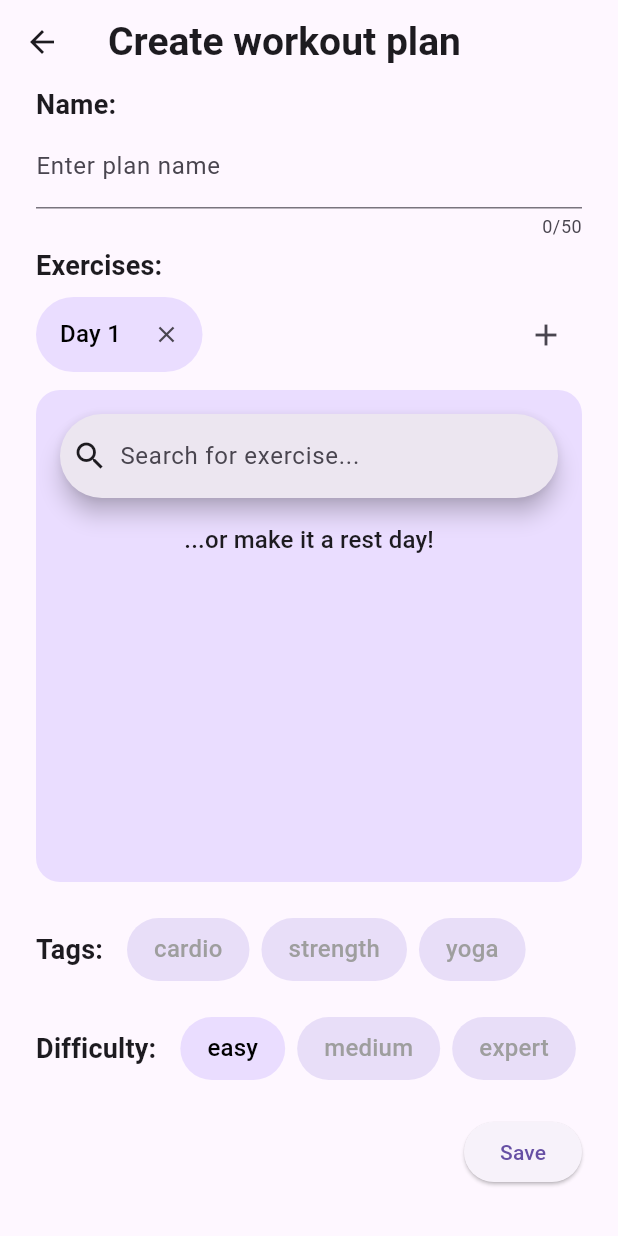
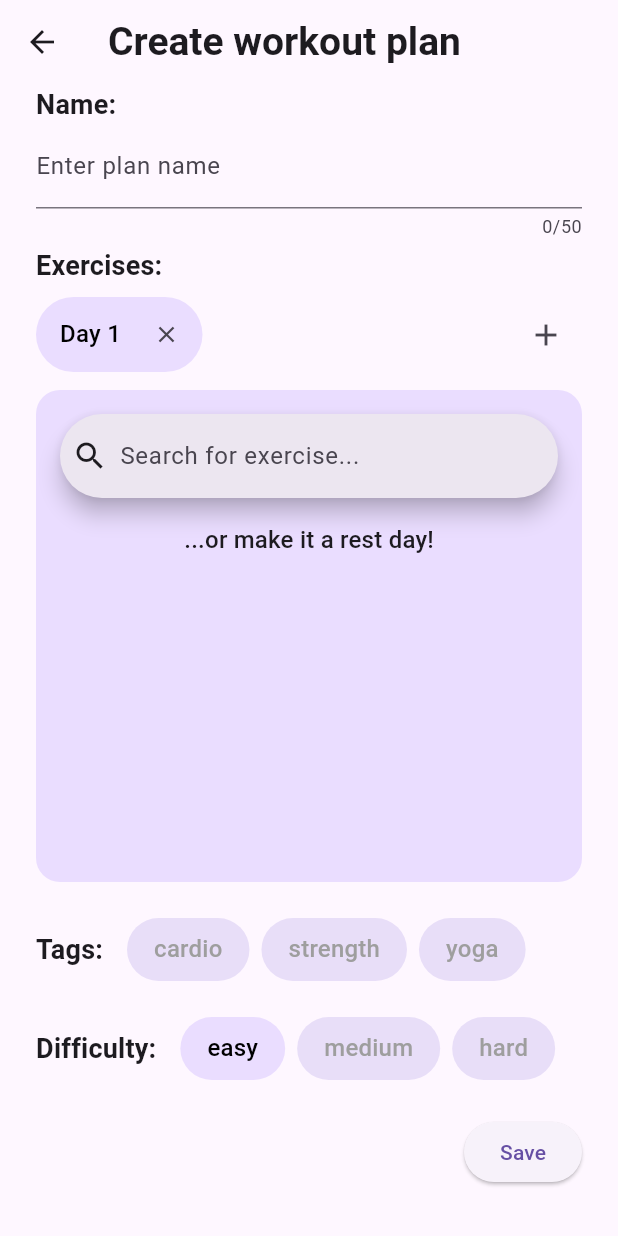
Before and after one commit to kmekarski/gym_partner, a Flutter app: the NewPlanScreen screen opened directly, on a phone screen of 412 x 824 dp. Run offline on Flutter 3.47's test engine with Material 3 defaults, Android fonts, the phone set to English and light mode, and no system bars; our stand-ins replace cloud_firestore, firebase_auth, firebase_core, flutter_riverpod, numberpicker; accounts and stored records are empty.

Commit message:
minor responsiveness fixes in new plan screen

```diff
--- a/lib/models/plan_difficulty.dart
+++ b/lib/models/plan_difficulty.dart
@@ -1,5 +1,5 @@
 enum PlanDifficulty {
   easy,
   medium,
-  expert,
+  hard,
 }
--- a/lib/screens/new_plan.dart
+++ b/lib/screens/new_plan.dart
@@ -265,9 +265,7 @@ class _NewPlanModalState extends ConsumerState<NewPlanScreen> {
         mainAxisSize: MainAxisSize.max,
         children: [
           sectionTitle('Difficulty:'),
-          Expanded(
-            child: ListView(
-              scrollDirection: Axis.horizontal,
+          Row(
             children: [
               for (final difficulty in PlanDifficulty.values)
                 FormBadge(
@@ -275,9 +273,8 @@ class _NewPlanModalState extends ConsumerState<NewPlanScreen> {
                     isSelected: _selectedDifficulty == difficulty,
                     onTap: () => _selectDifficulty(difficulty),
                     selectedBackgroundColor: tagSelectedBackgroundColor,
-                      unselectedBackgroundColor: tagUnselectedBackgroundColor)
+                    unselectedBackgroundColor: tagUnselectedBackgroundColor),
             ],
-            ),
           ),
         ],
       ),
```
Lines whose indentation alone changed are shown as unchanged.
